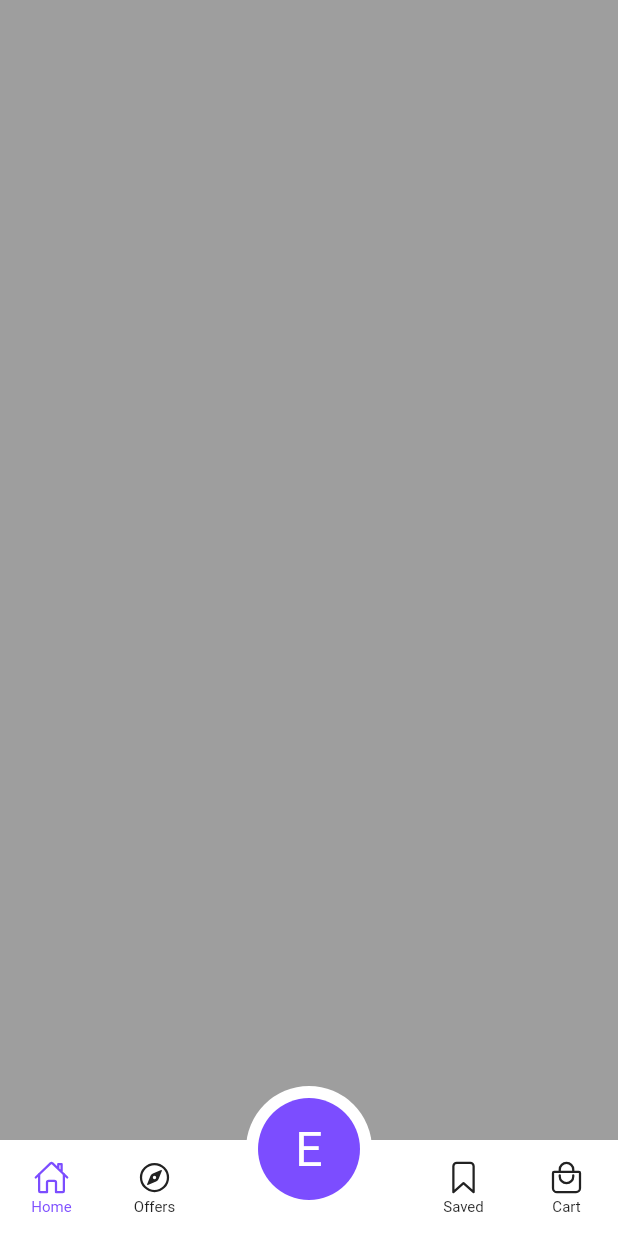
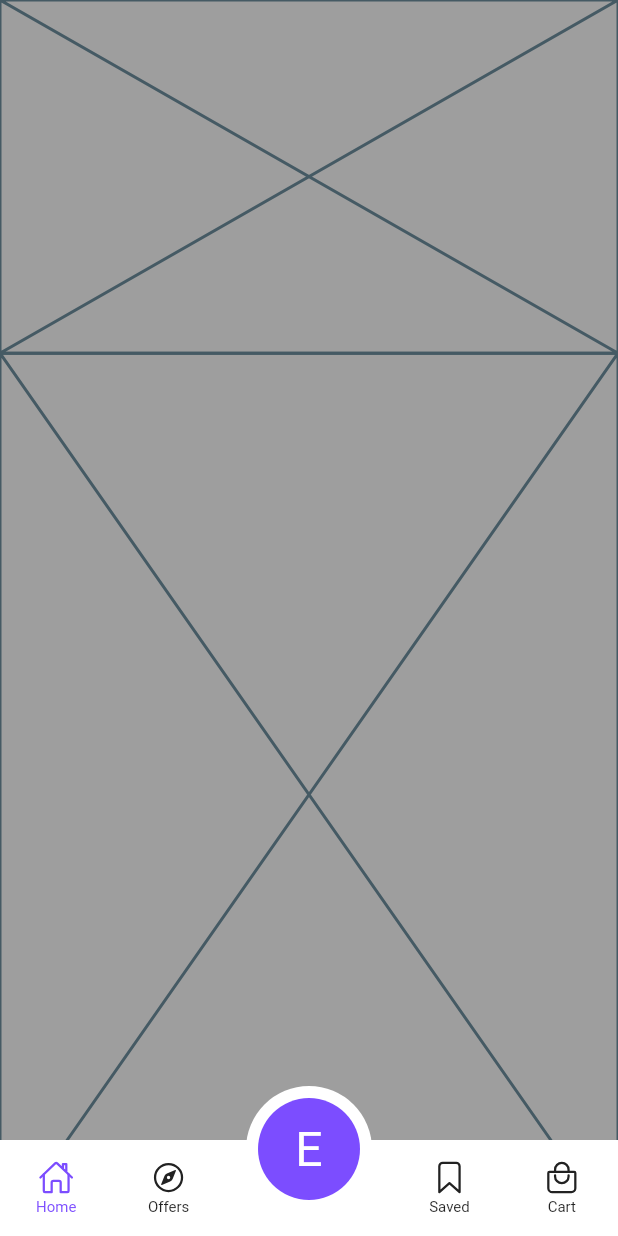
Before and after one commit to JAICHANGPARK/flutter_notebook_18th_story, a Flutter app: the screen it shows after launch, on a phone screen of 412 x 824 dp. Run offline on Flutter 3.47's test engine with Material 2 defaults, Android fonts, the phone set to English and light mode, and no system bars; our stand-ins replace cached_network_image, flutter_riverpod, go_router, ionicons.

Commit message:
Update food_delivery_home_screen.dart

```diff
--- a/lib/ep1054_food_delivery_app/src/ui/food_delivery_home_screen.dart
+++ b/lib/ep1054_food_delivery_app/src/ui/food_delivery_home_screen.dart
@@ -16,6 +16,23 @@ class _FoodDeliveryHomeScreenState extends State<FoodDeliveryHomeScreen> {
       body: SafeArea(
         child: Stack(
           children: [
+            Positioned(
+              left: 0,
+              right: 0,
+              bottom: 0,
+              top: 0,
+              child: Column(
+                children: [
+                  Expanded(
+                    flex: 4,
+                    child: Placeholder(),),
+                  Expanded(
+                    flex: 10,
+                    child: Placeholder(),),
+
+                ],
+              ),
+            ),
             Positioned(
                 bottom: 0,
                 left: 0,
@@ -49,7 +66,7 @@ class _FoodDeliveryHomeScreenState extends State<FoodDeliveryHomeScreen> {
                         ),
                         flex: 2,
                       ),
-                       Expanded(
+                      Expanded(
                         child: Column(
                           mainAxisAlignment: MainAxisAlignment.center,
                           children: const [
@@ -71,9 +88,9 @@ class _FoodDeliveryHomeScreenState extends State<FoodDeliveryHomeScreen> {
                         ),
                         flex: 2,
                       ),
-                       Expanded(
-                        child:  Container(),
-                        flex: 4,
+                      Expanded(
+                        child: Container(),
+                        flex: 3,
                       ),
                       Expanded(
                         child: Column(
```
